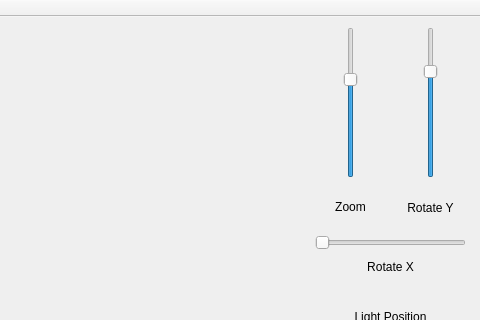
RobertsMJ1/RayTracing, file Program4/Framework/framework.ui: the form before one commit; both pictures show x 275 to 755 and y 0 to 320 of the 755 by 625 pixel window.
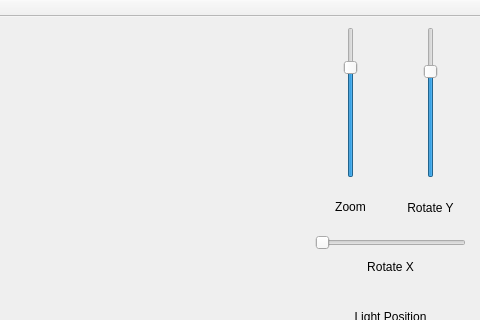
The form after the commit. Custom widgets are drawn as their Qt base class.

What changed in the file:
```diff
--- a/Program4/Framework/framework.ui
+++ b/Program4/Framework/framework.ui
@@ -34,14 +34,17 @@
      </rect>
     </property>
     <property name="minimum">
-     <number>-100</number>
+     <number>-200</number>
     </property>
     <property name="maximum">
-     <number>50</number>
+     <number>-1</number>
     </property>
     <property name="singleStep">
      <number>1</number>
     </property>
+    <property name="value">
+     <number>-50</number>
+    </property>
     <property name="orientation">
      <enum>Qt::Vertical</enum>
     </property>
```
